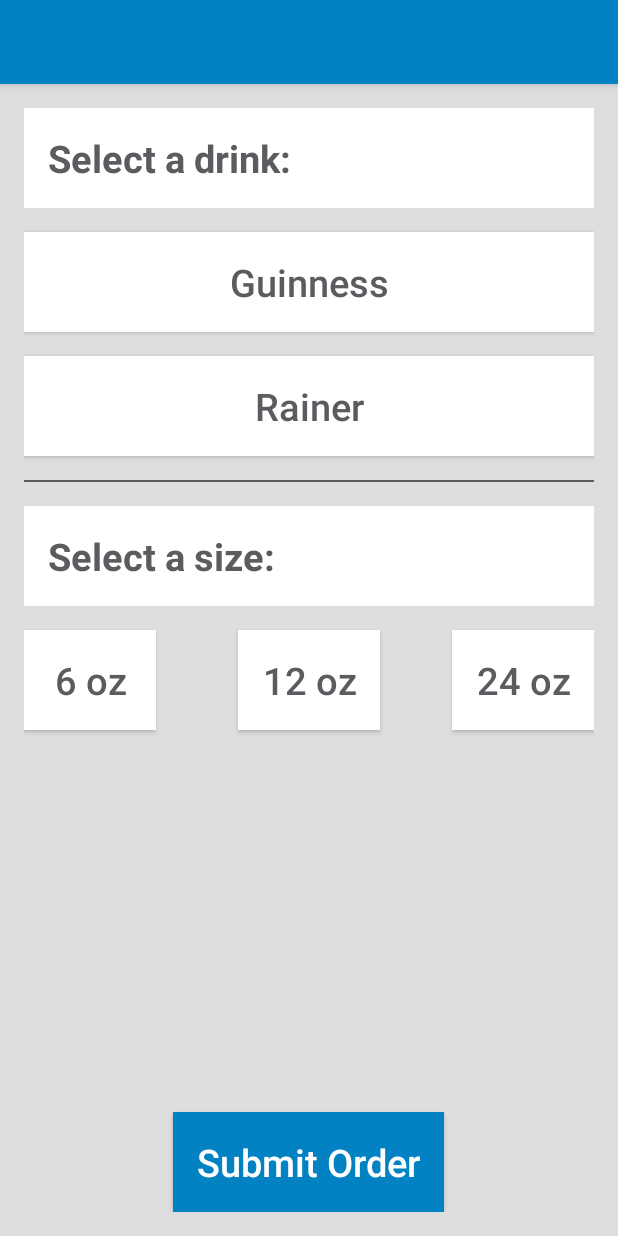
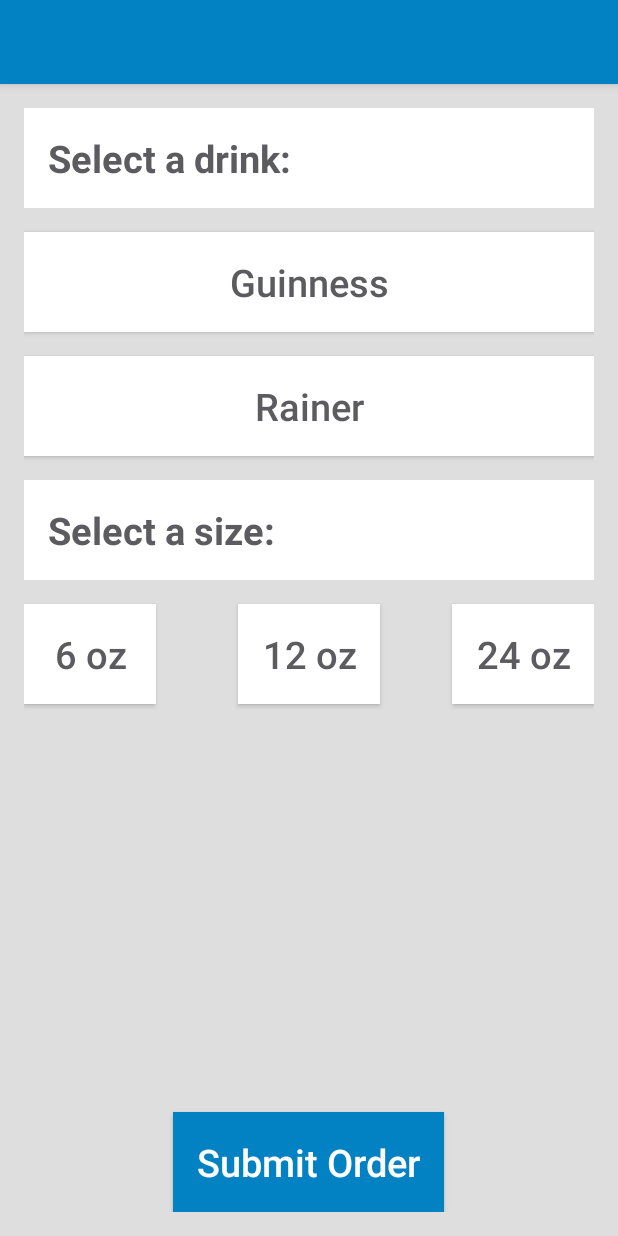
Before and after one commit to beleslie/michael-barbot-app, an Android app: the screen it shows after launch (MainActivity), on a phone screen of 412 x 824 dp. Run offline under Robolectric (Android 15) with nearby library versions, the phone set to English and light mode, and no system bars; libraries missing offline, so code that uses them is left out: org.ros.android, org.ros.node.

```diff
--- a/app/src/main/res/layout/content_main.xml
+++ b/app/src/main/res/layout/content_main.xml
@@ -67,22 +67,12 @@
         android:onClick="selectDrink"/>
 
     <TextView
-        android:id="@+id/divider"
-        android:layout_width="match_parent"
-        android:layout_height="1dp"
-        android:layout_centerVertical="true"
-        android:text=""
-        android:background="@color/gray"
-        android:layout_below="@+id/drink2_button"
-        android:layout_marginTop="@dimen/activity_horizontal_margin"/>
-
-    <TextView
         android:id="@+id/size_header"
         android:layout_width="wrap_content"
         android:layout_height="wrap_content"
         android:layout_alignParentLeft="true"
         android:layout_alignParentStart="true"
-        android:layout_below="@+id/divider"
+        android:layout_below="@+id/drink2_button"
         android:text="@string/size_header"
         android:layout_alignParentRight="true"
         android:layout_alignParentEnd="true"
```
Also changed, not shown: app/src/main/ic_launcher-web.png, app/src/main/res/mipmap-hdpi/ic_launcher.png, app/src/main/res/mipmap-mdpi/ic_launcher.png, app/src/main/res/mipmap-xhdpi/ic_launcher.png, app/src/main/res/mipmap-xxhdpi/ic_launcher.png, app/src/main/res/mipmap-xxxhdpi/ic_launcher.png.
